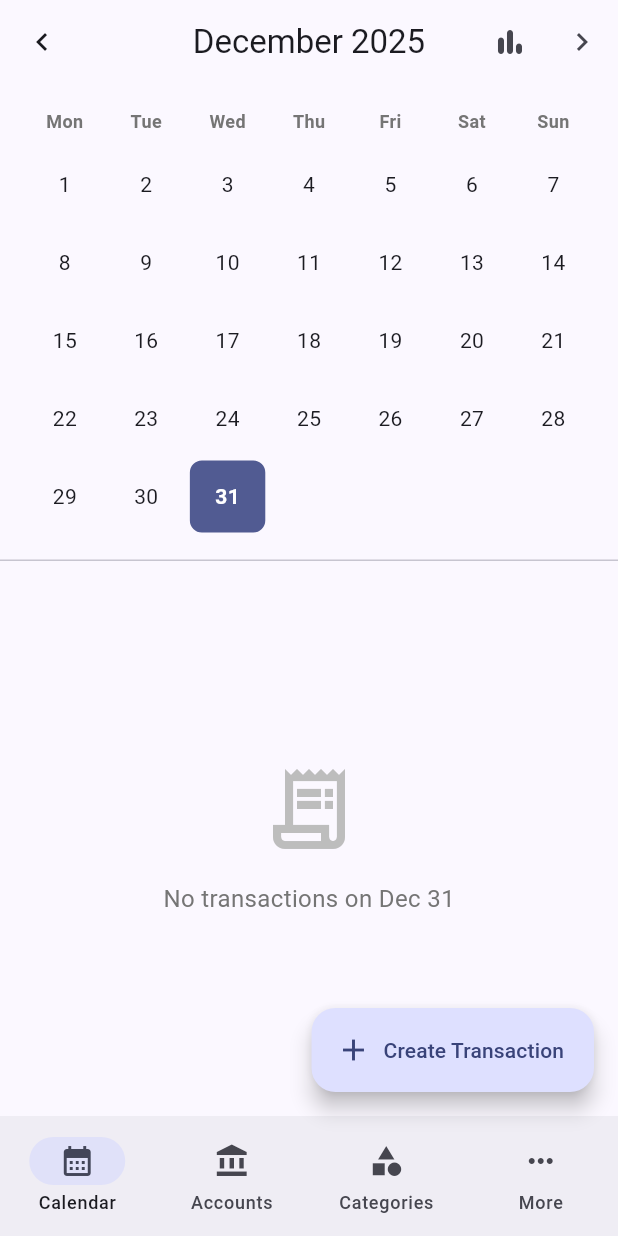
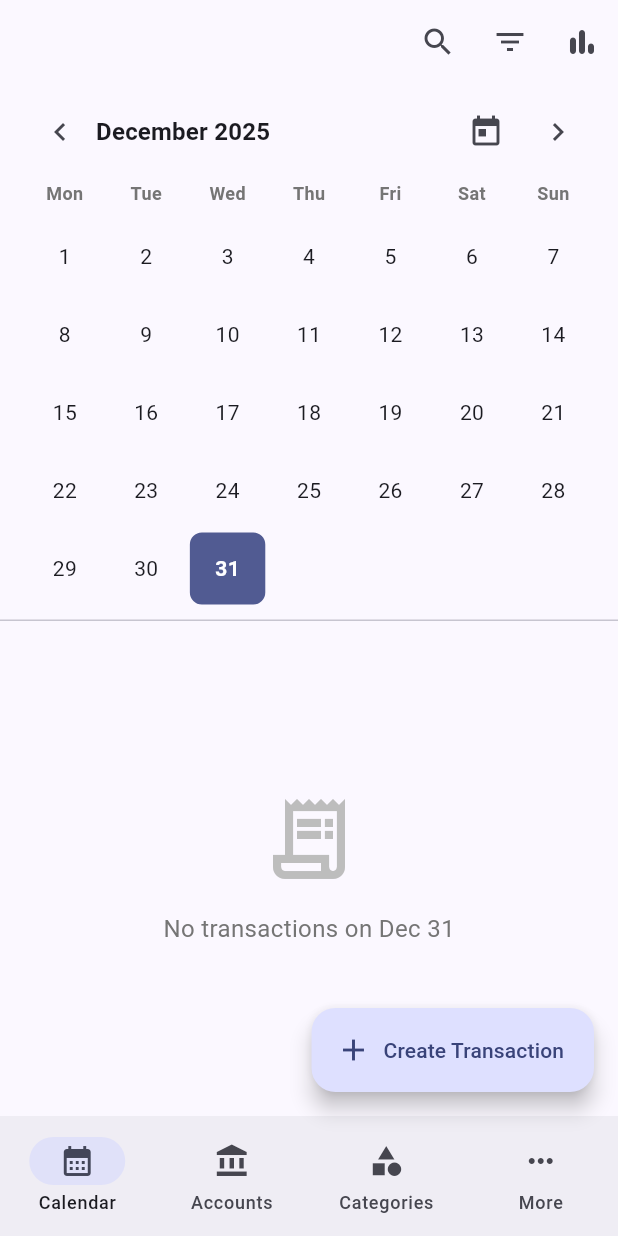
Before and after one commit to camilod529/pocket_guard, a Flutter app: the screen it shows after launch, on a phone screen of 412 x 824 dp. Run offline on Flutter 3.47's test engine with Material 3 defaults, Android fonts, the phone set to English and light mode, and no system bars; our stand-ins replace animate_do, drift, drift_flutter, fl_chart, flutter_riverpod, formz and 4 more; missing offline and left inert: sqlite3; accounts and stored records are empty; generated files the repository leaves out were written again.

Commit message:
feat: add transaction filtering capabilities with localization support

```diff
--- a/lib/l10n/app_es.arb
+++ b/lib/l10n/app_es.arb
@@ -25,6 +25,7 @@
     "allAccounts": "Todas las Cuentas",
     "amountHint": "0.00",
     "amountLabel": "Monto",
+    "applyFilters": "Aplicar Filtros",
     "appTitle": "Administrador de Dinero",
     "balanceTrend": "Tendencia del Saldo",
     "blue": "Azul",
@@ -32,6 +33,7 @@
     "calendarGoToToday": "Ir a hoy",
     "calendarNextMonth": "Mes siguiente",
     "calendarPreviousMonth": "Mes anterior",
+    "calendarToday": "Ir a hoy",
     "cancel": "Cancelar",
     "categories": "Categorías",
     "category_expense_food_dining": "Comida",
@@ -45,6 +47,7 @@
     "categoryLabel": "Categoría",
     "categoryName": "Nombre de Categoría",
     "chooseYourAppColor": "Elige el color de tu aplicación",
+    "clearAll": "Borrar Todo",
     "create": "Crear",
     "createAccount": "Crear Cuenta",
     "createCategory": "Crear Categoría",
@@ -195,6 +198,7 @@
     "expensesByCategory": "Gastos por Categoría",
     "expenseType": "Gasto",
     "fabAddTransactionTooltip": "Agregar transacción",
+    "filterTitle": "Filtrar Transacciones",
     "french": "Francés",
     "frenchNative": "Français",
     "fromAccountLabel": "Cuenta de Origen",
--- a/lib/l10n/app_fr.arb
+++ b/lib/l10n/app_fr.arb
@@ -25,6 +25,7 @@
     "allAccounts": "Tous les Comptes",
     "amountHint": "0,00",
     "amountLabel": "Somme",
+    "applyFilters": "Appliquer les filtres",
     "appTitle": "Gestionnaire de Budget",
     "balanceTrend": "Tendance du Solde",
     "blue": "Bleu",
@@ -32,6 +33,7 @@
     "calendarGoToToday": "Aller à aujourd'hui",
     "calendarNextMonth": "Mois suivant",
     "calendarPreviousMonth": "Mois dernier",
+    "calendarToday": "Aller à aujourd'hui",
     "cancel": "Annuler",
     "categories": "Catégories",
     "category_expense_food_dining": "Alimentation",
@@ -45,6 +47,7 @@
     "categoryLabel": "Catégorie",
     "categoryName": "Nom de la catégorie",
     "chooseYourAppColor": "Choisissez la couleur de votre application",
+    "clearAll": "Tout effacer",
     "create": "Créer",
     "createAccount": "Créer un compte",
     "createCategory": "Créer une catégorie",
@@ -195,6 +198,7 @@
     "expensesByCategory": "Dépenses par Catégorie",
     "expenseType": "Dépense",
     "fabAddTransactionTooltip": "Ajouter une transaction",
+    "filterTitle": "Filtrer les transactions",
     "french": "Français",
     "frenchNative": "Français",
     "fromAccountLabel": "Compte source",
--- a/lib/l10n/app_localizations.dart
+++ b/lib/l10n/app_localizations.dart
@@ -193,6 +193,12 @@ abstract class AppLocalizations {
   /// **'Amount'**
   String get amountLabel;
 
+  /// Button to apply selected filters
+  ///
+  /// In en, this message translates to:
+  /// **'Apply Filters'**
+  String get applyFilters;
+
   /// The title of the application
   ///
   /// In en, this message translates to:
@@ -234,6 +240,12 @@ abstract class AppLocalizations {
   /// In en, this message translates to:
   /// **'Previous month'**
   String get calendarPreviousMonth;
+
+  /// Tooltip for jumping back to the current day/month
+  ///
+  /// In en, this message translates to:
+  /// **'Go to today'**
+  String get calendarToday;
 
   /// Cancel action/button
   ///
@@ -312,6 +324,12 @@ abstract class AppLocalizations {
   /// In en, this message translates to:
   /// **'Choose your app color'**
   String get chooseYourAppColor;
+
+  /// Button to clear all filters
+  ///
+  /// In en, this message translates to:
+  /// **'Clear All'**
+  String get clearAll;
 
   /// Create action/button
   ///
@@ -618,6 +636,12 @@ abstract class AppLocalizations {
   /// In en, this message translates to:
   /// **'Add transaction'**
   String get fabAddTransactionTooltip;
+
+  /// Title for the transaction filter dialog
+  ///
+  /// In en, this message translates to:
+  /// **'Filter Transactions'**
+  String get filterTitle;
 
   /// Language name for French
   ///
--- a/lib/presentation/views/account_view.dart
+++ b/lib/presentation/views/account_view.dart
@@ -42,7 +42,7 @@ class AccountView extends ConsumerWidget {
     final categories = AccountType.values;
 
     return ListView.builder(
-      padding: const EdgeInsets.all(16),
+      padding: const EdgeInsets.only(top: 16, left: 16, right: 16, bottom: 80),
       itemCount: categories.length,
       itemBuilder: (context, catIndex) {
         final type = categories[catIndex];
--- a/lib/presentation/views/calendar_view.dart
+++ b/lib/presentation/views/calendar_view.dart
@@ -11,7 +11,10 @@ import 'package:pocket_guard/l10n/app_localizations.dart';
 import 'package:pocket_guard/presentation/providers/account/accounts_provider.dart';
 import 'package:pocket_guard/presentation/providers/category/categories_provider.dart';
 import 'package:pocket_guard/presentation/providers/selected_date_range_provider.dart';
+import 'package:pocket_guard/presentation/providers/transaction/transaction_filter_provider.dart';
 import 'package:pocket_guard/presentation/providers/transaction/transactions_provider.dart';
+import 'package:pocket_guard/presentation/providers/transaction/ui_visibility_provider.dart';
+import 'package:pocket_guard/presentation/widgets/transactions/transaction_filter_sheet.dart';
 import 'package:pocket_guard/utils/shared/dates/calendar_date_formatter.dart';
 import 'package:pocket_guard/utils/shared/number_formatting.dart';
 
@@ -25,6 +28,7 @@ class CalendarView extends ConsumerStatefulWidget {
 class _CalendarViewState extends ConsumerState<CalendarView> {
   // Key to trigger animation on day selection
   Key _selectedDayKey = UniqueKey();
+  bool _isSearching = false;
 
   @override
   Widget build(BuildContext context) {
@@ -142,40 +146,55 @@ class _CalendarViewState extends ConsumerState<CalendarView> {
   }
 
   PreferredSizeWidget _buildCustomAppBar(DateRangeSelection dateRange) {
-    final l10n = AppLocalizations.of(context)!;
-    final isCurrentMonth =
-        dateRange.start.year == DateTime.now().year &&
-        dateRange.start.month == DateTime.now().month;
-    final dateFormatter = CalendarDateFormatter(
-      Localizations.localeOf(context),
-    );
-
+    if (_isSearching) {
+      return AppBar(
+        title: TextField(
+          autofocus: true,
+          decoration: const InputDecoration(
+            hintText: 'Search...',
+            border: InputBorder.none,
+          ),
+          onChanged: (val) => ref
+              .read(transactionSearchFilterProvider.notifier)
+              .updateSearchQuery(val),
+        ),
+        leading: IconButton(
+          icon: const Icon(Icons.arrow_back),
+          onPressed: () {
+            setState(() => _isSearching = false);
+            ref
+                .read(transactionSearchFilterProvider.notifier)
+                .updateSearchQuery('');
+          },
+        ),
+      );
+    }
     return AppBar(
-      title: Text(dateFormatter.formatMonthYear(dateRange.start)),
-      centerTitle: true,
-      leading: IconButton(
-        icon: const Icon(Icons.chevron_left),
-        onPressed: _previousMonth,
-        tooltip: l10n.calendarPreviousMonth,
-      ),
       actions: [
         IconButton(
+          icon: const Icon(Icons.search),
+          onPressed: () => setState(() => _isSearching = true),
+        ),
+        IconButton(
+          icon: Badge(
+            isLabelVisible:
+                !(ref
+                        .watch(transactionSearchFilterProvider)
+                        .categoryIds
+                        ?.isEmpty ??
+                    true) ||
+                (ref
+                        .watch(transactionSearchFilterProvider)
+                        .searchQuery
+                        ?.isNotEmpty ??
+                    false),
+            child: const Icon(Icons.filter_list),
+          ),
+          onPressed: () => _showFilterSheet(context),
+        ),
+        IconButton(
+          onPressed: () => context.push(Routes.insights),
           icon: const Icon(Icons.bar_chart_rounded),
-          tooltip: 'View Insights', //TODO: Add to l10n
-          onPressed: () {
-            context.push(Routes.insights);
-          },
-        ),
-        if (!isCurrentMonth)
-          IconButton(
-            icon: const Icon(Icons.today),
-            onPressed: _goToToday,
-            tooltip: l10n.calendarGoToToday,
-          ),
-        IconButton(
-          icon: const Icon(Icons.chevron_right),
-          onPressed: _nextMonth,
-          tooltip: l10n.calendarNextMonth,
         ),
       ],
     );
@@ -256,12 +275,44 @@ class _CalendarViewState extends ConsumerState<CalendarView> {
   Widget _buildMonthCalendar(
     AsyncValue<List<TransactionEntity>> transactionsAsync,
   ) {
+    final dateRange = ref.watch(selectedDateRangeProvider);
+    final dateFormatter = CalendarDateFormatter(
+      Localizations.localeOf(context),
+    );
     final l10n = AppLocalizations.of(context)!;
 
     return Container(
-      padding: const EdgeInsets.all(16),
+      padding: const EdgeInsets.symmetric(horizontal: 16, vertical: 8),
       child: Column(
         children: [
+          Row(
+            mainAxisAlignment: MainAxisAlignment.spaceBetween,
+            children: [
+              IconButton(
+                icon: const Icon(Icons.chevron_left),
+                onPressed: _previousMonth,
+                tooltip: l10n.calendarPreviousMonth,
+              ),
+              Text(
+                dateFormatter.formatMonthYear(dateRange.start),
+                style: Theme.of(
+                  context,
+                ).textTheme.titleMedium?.copyWith(fontWeight: FontWeight.bold),
+              ),
+              Spacer(),
+              IconButton(
+                onPressed: _goToToday,
+                icon: const Icon(Icons.today),
+                tooltip: l10n.calendarToday,
+              ),
+              IconButton(
+                icon: const Icon(Icons.chevron_right),
+                onPressed: _nextMonth,
+                tooltip: l10n.calendarNextMonth,
+              ),
+            ],
+          ),
+          const SizedBox(height: 8),
           _buildWeekdayHeaders(),
           const SizedBox(height: 8),
           transactionsAsync.when(
@@ -396,7 +447,6 @@ class _CalendarViewState extends ConsumerState<CalendarView> {
     DateTime selectedDay,
   ) {
     final l10n = AppLocalizations.of(context)!;
-
     final dateFormatter = CalendarDateFormatter(
       Localizations.localeOf(context),
     );
@@ -438,8 +488,10 @@ class _CalendarViewState extends ConsumerState<CalendarView> {
             return accountsAsync.when(
               data: (accounts) {
                 final accountMap = {for (var acc in accounts) acc.id: acc};
+
                 return ListView.builder(
-                  padding: const EdgeInsets.symmetric(vertical: 8),
+                  // ADDED PADDING: 80px at bottom to clear the FAB
+                  padding: const EdgeInsets.only(top: 8, bottom: 80),
                   itemCount: selectedDayTransactions.length,
                   itemBuilder: (context, index) {
                     final transaction = selectedDayTransactions[index];
@@ -555,4 +607,20 @@ class _CalendarViewState extends ConsumerState<CalendarView> {
         .read(selectedDateRangeProvider.notifier)
         .selectMonth(prevMonth.year, prevMonth.month);
   }
+
+  void _showFilterSheet(BuildContext context) {
+    ref.read(filterSheetVisibilityProvider.notifier).show();
+
+    showModalBottomSheet(
+      context: context,
+      isScrollControlled: true,
+      shape: const RoundedRectangleBorder(
+        borderRadius: BorderRadius.vertical(top: Radius.circular(20)),
+      ),
+      builder: (context) => const TransactionFilterSheet(),
+    ).whenComplete(() {
+      // 2. Notify that sheet is closed (FAB returns)
+      ref.read(filterSheetVisibilityProvider.notifier).hide();
+    });
+  }
 }
--- a/lib/presentation/views/category_view.dart
+++ b/lib/presentation/views/category_view.dart
@@ -55,7 +55,7 @@ class CategoryView extends ConsumerWidget {
         .toList();
 
     return ListView(
-      padding: const EdgeInsets.all(16),
+      padding: const EdgeInsets.only(top: 16, left: 16, right: 16, bottom: 80),
       children: [
         if (incomeCats.isNotEmpty) ...[
           _buildSectionHeader(
```
Also changed, not shown: lib/l10n/app_en.arb (+16 -0 lines), lib/l10n/app_localizations_en.dart (+12 -0 lines), lib/l10n/app_localizations_es.dart (+12 -0 lines), lib/l10n/app_localizations_fr.dart (+12 -0 lines), lib/presentation/providers/transaction/transaction_filter_provider.dart (+52 -7 lines), lib/presentation/providers/transaction/ui_visibility_provider.dart (added, +12 -0 lines), lib/presentation/widgets/transactions/transaction_filter_sheet.dart (added, +75 -0 lines), lib/presentation/providers/transaction/transaction_filter_provider.g.dart, lib/presentation/providers/transaction/ui_visibility_provider.g.dart (added).
